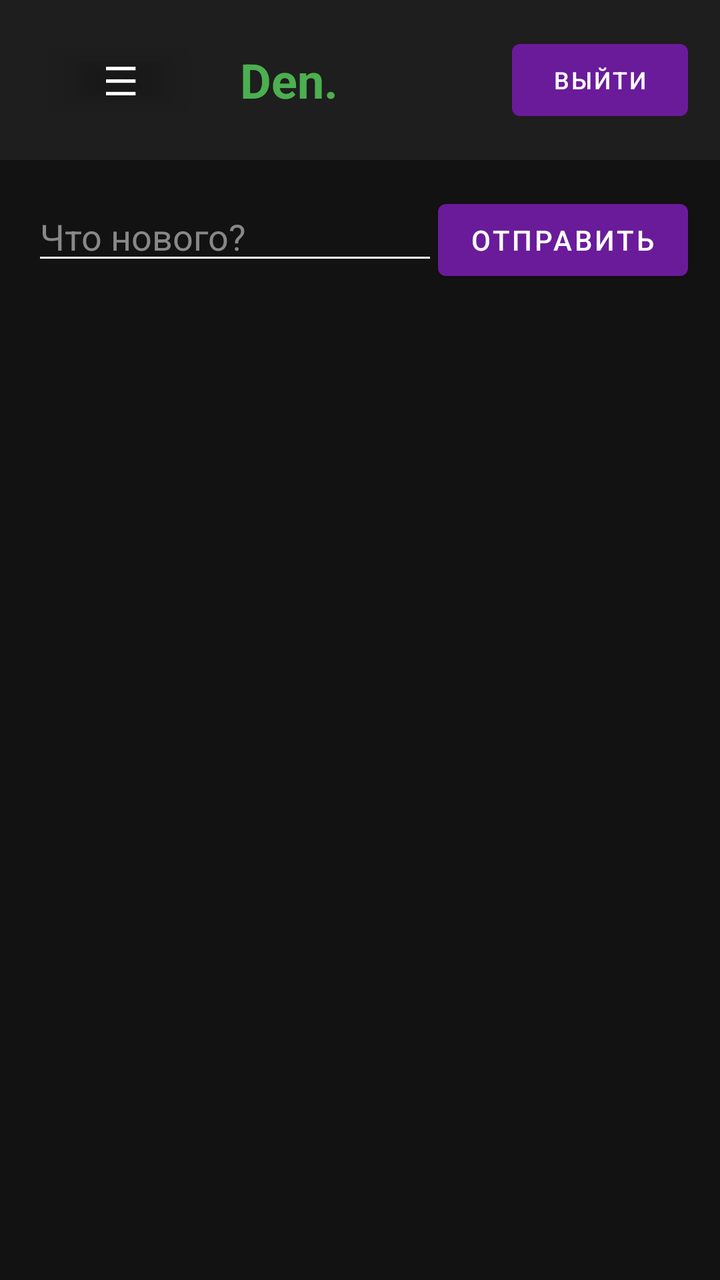
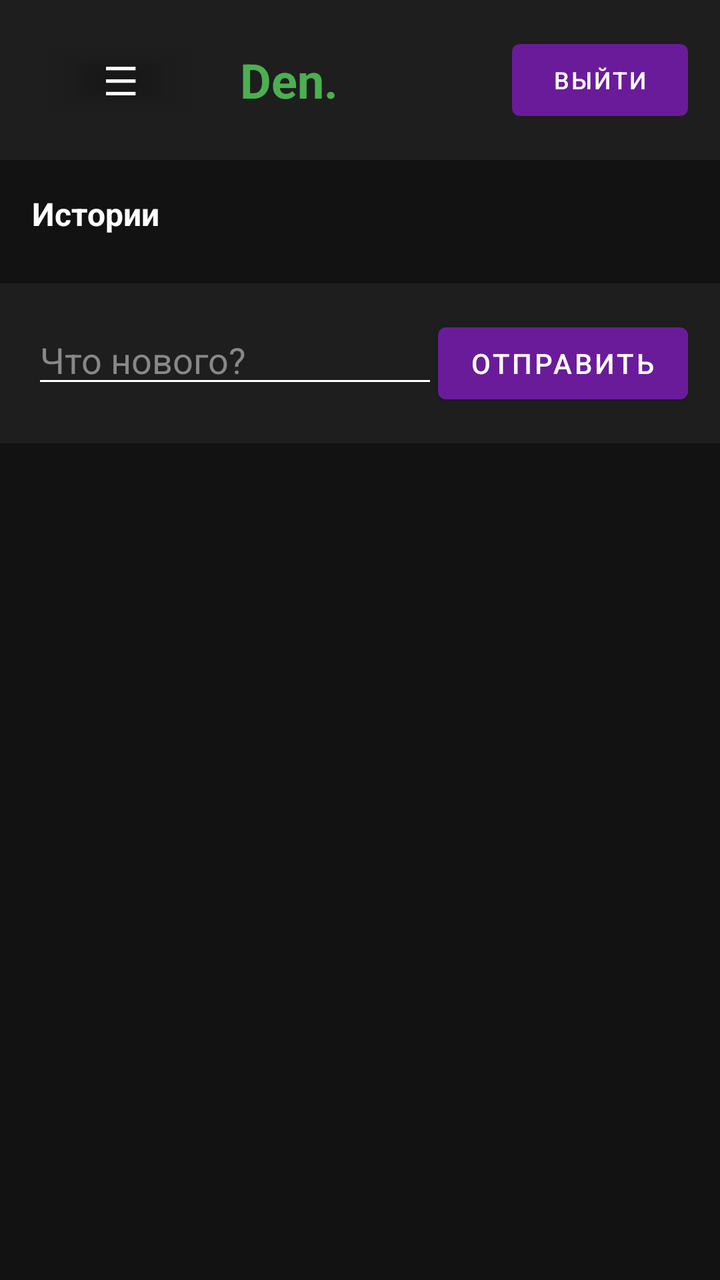

Compare the two renders of this Android layout. The source of the first and the diff that turns it into the second are given below.
<!-- AndroidManifest.xml: application theme Theme.TicTacToe -->
<!-- res/layout/activity_feed.xml -->
<?xml version="1.0" encoding="utf-8"?>
<androidx.drawerlayout.widget.DrawerLayout 
    xmlns:android="http://schemas.android.com/apk/res/android"
    xmlns:app="http://schemas.android.com/apk/res-auto"
    android:id="@+id/drawerLayout"
    android:layout_width="match_parent"
    android:layout_height="match_parent">

    
    <LinearLayout
        android:layout_width="match_parent"
        android:layout_height="match_parent"
        android:orientation="vertical"
        android:background="#121212">

        
        <LinearLayout
            android:layout_width="match_parent"
            android:layout_height="wrap_content"
            android:orientation="horizontal"
            android:gravity="center_vertical"
            android:padding="16dp"
            android:background="#1E1E1E">

            <Button
                android:id="@+id/btnMenu"
                android:layout_width="wrap_content"
                android:layout_height="wrap_content"
                android:text="☰"
                android:textSize="20sp"
                android:backgroundTint="@android:color/transparent"
                android:textColor="#FFFFFF"/>

            <TextView
                android:layout_width="0dp"
                android:layout_height="wrap_content"
                android:layout_weight="1"
                android:text="Den."
                android:textColor="#4CAF50"
                android:textSize="24sp"
                android:textStyle="bold"
                android:paddingStart="16dp"/>

            <Button
                android:id="@+id/btnLogout"
                android:layout_width="wrap_content"
                android:layout_height="wrap_content"
                android:text="Выйти"
                android:textSize="12sp"/>
        </LinearLayout>

        
        <LinearLayout
            android:layout_width="match_parent"
            android:layout_height="wrap_content"
            android:orientation="horizontal"
            android:padding="16dp">

            <EditText
                android:id="@+id/etNewPost"
                android:layout_width="0dp"
                android:layout_height="wrap_content"
                android:layout_weight="1"
                android:hint="Что нового?"
                android:textColorHint="#888888"
                android:textColor="#FFFFFF"
                android:backgroundTint="#FFFFFF"/>

            <Button
                android:id="@+id/btnSendPost"
                android:layout_width="wrap_content"
                android:layout_height="wrap_content"
                android:text="Отправить"/>
        </LinearLayout>

        
        <ScrollView
            android:layout_width="match_parent"
            android:layout_height="match_parent">

            <LinearLayout
                android:id="@+id/postsContainer"
                android:layout_width="match_parent"
                android:layout_height="wrap_content"
                android:orientation="vertical"
                android:padding="16dp"/>
        </ScrollView>
    </LinearLayout>

    
    <com.google.android.material.navigation.NavigationView
        android:id="@+id/navView"
        android:layout_width="wrap_content"
        android:layout_height="match_parent"
        android:layout_gravity="start"
        app:menu="@menu/drawer_menu"
        app:itemTextColor="#FFFFFF"
        app:itemIconTint="#FFFFFF"
        android:background="#1E1E1E"/>
</androidx.drawerlayout.widget.DrawerLayout>
<!-- resources referenced by this layout -->
<resources>
  <style name="Theme.TicTacToe" parent="Theme.MaterialComponents.DayNight.NoActionBar">
          <item name="colorPrimary">#6A1B9A</item>
          <item name="colorPrimaryVariant">#4A148C</item>
          <item name="colorOnPrimary">#FFFFFF</item>
          <item name="android:statusBarColor">#0F0F1A</item>
          <item name="android:windowBackground">#0F0F1A</item>
      </style>
</resources>

<!-- the commit's change to res/layout/activity_feed.xml (unified diff, before → after) -->
@@ -6,7 +6,6 @@
     android:layout_width="match_parent"
     android:layout_height="match_parent">
 
-    
     <LinearLayout
         android:layout_width="match_parent"
         android:layout_height="match_parent"
@@ -50,11 +49,46 @@
         </LinearLayout>
 
         
+        <TextView
+            android:layout_width="match_parent"
+            android:layout_height="wrap_content"
+            android:text="Истории"
+            android:textColor="#FFFFFF"
+            android:textSize="16sp"
+            android:textStyle="bold"
+            android:paddingStart="16dp"
+            android:paddingTop="16dp"/>
+
+        <HorizontalScrollView
+            android:layout_width="match_parent"
+            android:layout_height="wrap_content"
+            android:paddingStart="16dp"
+            android:paddingEnd="16dp"
+            android:paddingTop="8dp"
+            android:paddingBottom="16dp"
+            android:scrollbars="none">
+
+            <LinearLayout
+                android:layout_width="wrap_content"
+                android:layout_height="wrap_content"
+                android:orientation="horizontal">
+
+                
+                <LinearLayout
+                    android:id="@+id/storiesContainer"
+                    android:layout_width="wrap_content"
+                    android:layout_height="wrap_content"
+                    android:orientation="horizontal"/>
+            </LinearLayout>
+        </HorizontalScrollView>
+
+        
         <LinearLayout
             android:layout_width="match_parent"
             android:layout_height="wrap_content"
             android:orientation="horizontal"
-            android:padding="16dp">
+            android:padding="16dp"
+            android:background="#1E1E1E">
 
             <EditText
                 android:id="@+id/etNewPost"
